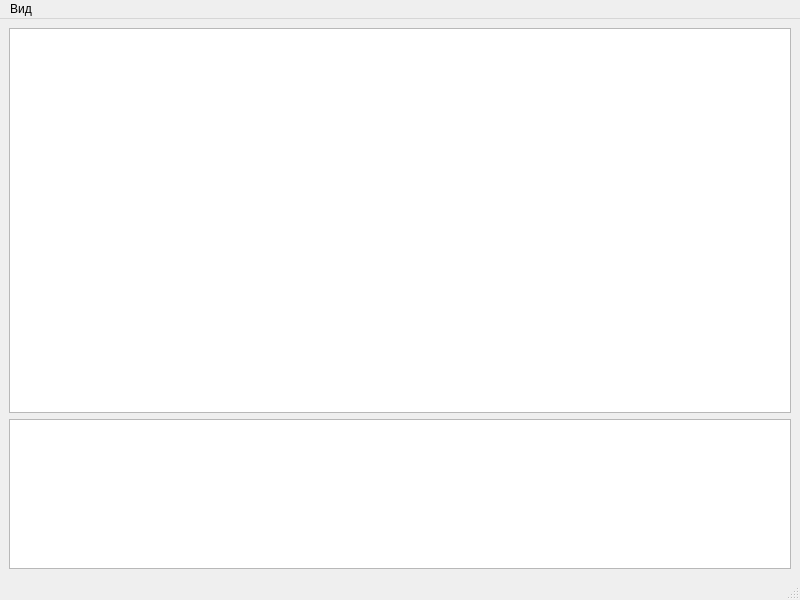
Before: the Qt Designer form Code/mainwindow.ui in Max1mu5/Compiler, drawn with Qt 5.
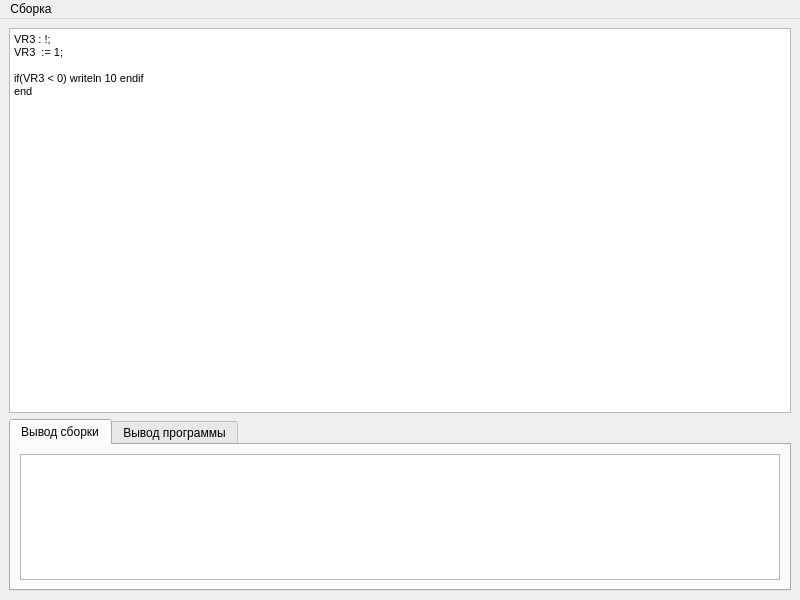
After: the same form once the commit is applied.

```diff
--- a/Code/mainwindow.ui
+++ b/Code/mainwindow.ui
@@ -15,6 +15,45 @@
   </property>
   <widget class="QWidget" name="centralwidget">
    <layout class="QGridLayout" name="gridLayout">
+    <item row="1" column="0">
+     <widget class="QTabWidget" name="tabWidget">
+      <property name="maximumSize">
+       <size>
+        <width>16777215</width>
+        <height>300</height>
+       </size>
+      </property>
+      <property name="sizeIncrement">
+       <size>
+        <width>0</width>
+        <height>0</height>
+       </size>
+      </property>
+      <property name="currentIndex">
+       <number>0</number>
+      </property>
+      <widget class="QWidget" name="tab_buildOutput">
+       <attribute name="title">
+        <string>Вывод сборки</string>
+       </attribute>
+       <layout class="QGridLayout" name="gridLayout_2">
+        <item row="0" column="0">
+         <widget class="QTextEdit" name="textEdit_buildOutput"/>
+        </item>
+       </layout>
+      </widget>
+      <widget class="QWidget" name="tab_programOutput">
+       <attribute name="title">
+        <string>Вывод программы</string>
+       </attribute>
+       <layout class="QGridLayout" name="gridLayout_3">
+        <item row="0" column="0">
+         <widget class="QTextEdit" name="textEdit_programOutput"/>
+        </item>
+       </layout>
+      </widget>
+     </widget>
+    </item>
     <item row="0" column="0">
      <widget class="QTextEdit" name="codeEdit">
       <property name="minimumSize">
@@ -23,14 +62,26 @@
         <height>385</height>
        </size>
       </property>
+      <property name="html">
+       <string>&lt;!DOCTYPE HTML PUBLIC &quot;-//W3C//DTD HTML 4.0//EN&quot; &quot;http://www.w3.org/TR/REC-html40/strict.dtd&quot;&gt;
+&lt;html&gt;&lt;head&gt;&lt;meta name=&quot;qrichtext&quot; content=&quot;1&quot; /&gt;&lt;style type=&quot;text/css&quot;&gt;
+p, li { white-space: pre-wrap; }
+&lt;/style&gt;&lt;/head&gt;&lt;body style=&quot; font-family:'MS Shell Dlg 2'; font-size:8.25pt; font-weight:400; font-style:normal;&quot;&gt;
+&lt;p style=&quot; margin-top:0px; margin-bottom:0px; margin-left:0px; margin-right:0px; -qt-block-indent:0; text-indent:0px;&quot;&gt;&lt;span style=&quot; font-size:8pt;&quot;&gt;VR3 : !;&lt;/span&gt;&lt;/p&gt;
+&lt;p style=&quot; margin-top:0px; margin-bottom:0px; margin-left:0px; margin-right:0px; -qt-block-indent:0; text-indent:0px;&quot;&gt;&lt;span style=&quot; font-size:8pt;&quot;&gt;VR3  := 1;&lt;/span&gt;&lt;/p&gt;
+&lt;p style=&quot;-qt-paragraph-type:empty; margin-top:0px; margin-bottom:0px; margin-left:0px; margin-right:0px; -qt-block-indent:0; text-indent:0px; font-size:8pt;&quot;&gt;&lt;br /&gt;&lt;/p&gt;
+&lt;p style=&quot; margin-top:0px; margin-bottom:0px; margin-left:0px; margin-right:0px; -qt-block-indent:0; text-indent:0px;&quot;&gt;&lt;span style=&quot; font-size:8pt;&quot;&gt;if(VR3 &amp;lt; 0) writeln 10 endif&lt;/span&gt;&lt;/p&gt;
+&lt;p style=&quot; margin-top:0px; margin-bottom:0px; margin-left:0px; margin-right:0px; -qt-block-indent:0; text-indent:0px;&quot;&gt;&lt;span style=&quot; font-size:8pt;&quot;&gt;end&lt;/span&gt;&lt;/p&gt;
+&lt;p style=&quot;-qt-paragraph-type:empty; margin-top:0px; margin-bottom:0px; margin-left:0px; margin-right:0px; -qt-block-indent:0; text-indent:0px; font-size:8pt;&quot;&gt;&lt;br /&gt;&lt;/p&gt;&lt;/body&gt;&lt;/html&gt;</string>
+      </property>
      </widget>
     </item>
-    <item row="1" column="0">
-     <widget class="QTextEdit" name="console"/>
-    </item>
    </layout>
   </widget>
   <widget class="QMenuBar" name="menubar">
+   <property name="enabled">
+    <bool>true</bool>
+   </property>
    <property name="geometry">
     <rect>
      <x>0</x>
@@ -41,13 +92,12 @@
    </property>
    <widget class="QMenu" name="menu">
     <property name="title">
-     <string>Вид</string>
+     <string>Сборка</string>
     </property>
     <addaction name="action"/>
    </widget>
    <addaction name="menu"/>
   </widget>
-  <widget class="QStatusBar" name="statusbar"/>
   <action name="action">
    <property name="text">
     <string>Лексическй анализ</string>
```
Left out of the diff: 12 changed lines with no effect on the pictures.
